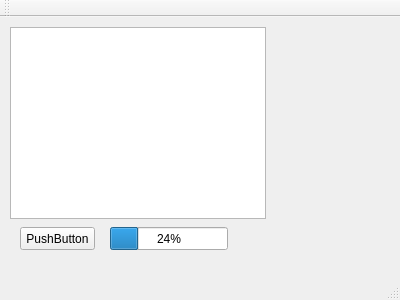
Before: the Qt Designer form mainwindow.ui in kolyvoshko/Web2SearchTextNext, drawn with Qt 5.
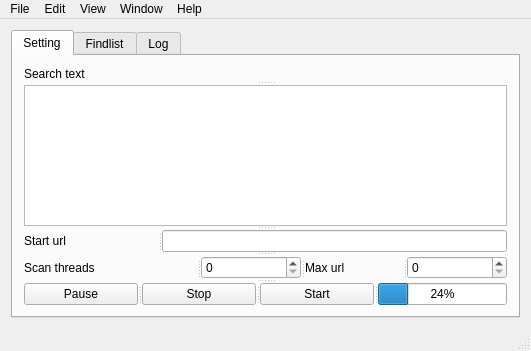
After: the same form once the commit is applied.

Commit message: Done create gui interface

Patch:
```diff
--- a/mainwindow.ui
+++ b/mainwindow.ui
@@ -6,70 +6,228 @@
    <rect>
     <x>0</x>
     <y>0</y>
-    <width>400</width>
-    <height>300</height>
+    <width>531</width>
+    <height>351</height>
    </rect>
   </property>
   <property name="windowTitle">
    <string>MainWindow</string>
   </property>
-  <widget class="QWidget" name="centralWidget">
-   <widget class="QPushButton" name="pushButton">
-    <property name="geometry">
-     <rect>
-      <x>20</x>
-      <y>210</y>
-      <width>75</width>
-      <height>23</height>
-     </rect>
-    </property>
-    <property name="text">
-     <string>PushButton</string>
-    </property>
-   </widget>
-   <widget class="QTextBrowser" name="textBrowser">
-    <property name="geometry">
-     <rect>
-      <x>10</x>
-      <y>10</y>
-      <width>256</width>
-      <height>192</height>
-     </rect>
-    </property>
-   </widget>
-   <widget class="QProgressBar" name="progressBar">
-    <property name="geometry">
-     <rect>
-      <x>110</x>
-      <y>210</y>
-      <width>118</width>
-      <height>23</height>
-     </rect>
-    </property>
-    <property name="value">
-     <number>24</number>
-    </property>
-   </widget>
+  <widget class="QWidget" name="centralwidget">
+   <layout class="QVBoxLayout" name="verticalLayout_4">
+    <item>
+     <widget class="QTabWidget" name="tabWidget">
+      <property name="currentIndex">
+       <number>0</number>
+      </property>
+      <widget class="QWidget" name="tab_list">
+       <attribute name="title">
+        <string>Setting</string>
+       </attribute>
+       <layout class="QVBoxLayout" name="verticalLayout">
+        <item>
+         <widget class="QSplitter" name="splitter_5">
+          <property name="orientation">
+           <enum>Qt::Vertical</enum>
+          </property>
+          <widget class="QSplitter" name="splitter_3">
+           <property name="orientation">
+            <enum>Qt::Vertical</enum>
+           </property>
+           <widget class="QLabel" name="label_search_text">
+            <property name="text">
+             <string>Search text</string>
+            </property>
+           </widget>
+           <widget class="QPlainTextEdit" name="plainTextEdit_search_text"/>
+          </widget>
+          <widget class="QSplitter" name="splitter_2">
+           <property name="orientation">
+            <enum>Qt::Horizontal</enum>
+           </property>
+           <widget class="QLabel" name="label_start_utl">
+            <property name="maximumSize">
+             <size>
+              <width>16777215</width>
+              <height>40</height>
+             </size>
+            </property>
+            <property name="text">
+             <string>Start url</string>
+            </property>
+           </widget>
+           <widget class="QLineEdit" name="lineEdit_url">
+            <property name="enabled">
+             <bool>true</bool>
+            </property>
+            <property name="maximumSize">
+             <size>
+              <width>16777215</width>
+              <height>40</height>
+             </size>
+            </property>
+           </widget>
+          </widget>
+          <widget class="QSplitter" name="splitter">
+           <property name="orientation">
+            <enum>Qt::Horizontal</enum>
+           </property>
+           <widget class="QLabel" name="label_scan_threads">
+            <property name="maximumSize">
+             <size>
+              <width>16777215</width>
+              <height>40</height>
+             </size>
+            </property>
+            <property name="text">
+             <string>Scan threads</string>
+            </property>
+           </widget>
+           <widget class="QSpinBox" name="spinBox_number_scan_theads">
+            <property name="maximumSize">
+             <size>
+              <width>16777215</width>
+              <height>40</height>
+             </size>
+            </property>
+           </widget>
+           <widget class="QLabel" name="label_max_url">
+            <property name="maximumSize">
+             <size>
+              <width>16777215</width>
+              <height>40</height>
+             </size>
+            </property>
+            <property name="text">
+             <string>Max url</string>
+            </property>
+           </widget>
+           <widget class="QSpinBox" name="spinBox_max_url">
+            <property name="maximumSize">
+             <size>
+              <width>16777215</width>
+              <height>40</height>
+             </size>
+            </property>
+           </widget>
+          </widget>
+          <widget class="QSplitter" name="splitter_4">
+           <property name="orientation">
+            <enum>Qt::Horizontal</enum>
+           </property>
+           <widget class="QPushButton" name="pushButton_pause">
+            <property name="maximumSize">
+             <size>
+              <width>16777215</width>
+              <height>40</height>
+             </size>
+            </property>
+            <property name="text">
+             <string>Pause</string>
+            </property>
+           </widget>
+           <widget class="QPushButton" name="pushButton_stop">
+            <property name="maximumSize">
+             <size>
+              <width>16777215</width>
+              <height>40</height>
+             </size>
+            </property>
+            <property name="text">
+             <string>Stop</string>
+            </property>
+           </widget>
+           <widget class="QPushButton" name="pushButton_start">
+            <property name="maximumSize">
+             <size>
+              <width>16777215</width>
+              <height>40</height>
+             </size>
+            </property>
+            <property name="text">
+             <string>Start</string>
+            </property>
+           </widget>
+           <widget class="QProgressBar" name="progressBar">
+            <property name="value">
+             <number>24</number>
+            </property>
+           </widget>
+          </widget>
+         </widget>
+        </item>
+       </layout>
+      </widget>
+      <widget class="QWidget" name="tab_find_coincidence">
+       <attribute name="title">
+        <string>Findlist</string>
+       </attribute>
+       <layout class="QHBoxLayout" name="horizontalLayout">
+        <item>
+         <widget class="QSplitter" name="splitter_7">
+          <property name="orientation">
+           <enum>Qt::Horizontal</enum>
+          </property>
+          <widget class="QTextBrowser" name="textBrowser_find"/>
+         </widget>
+        </item>
+       </layout>
+      </widget>
+      <widget class="QWidget" name="tab_log">
+       <attribute name="title">
+        <string>Log</string>
+       </attribute>
+       <layout class="QHBoxLayout" name="horizontalLayout_8">
+        <item>
+         <widget class="QTextBrowser" name="textBrowser_log"/>
+        </item>
+       </layout>
+      </widget>
+     </widget>
+    </item>
+   </layout>
   </widget>
   <widget class="QMenuBar" name="menuBar">
    <property name="geometry">
     <rect>
      <x>0</x>
      <y>0</y>
-     <width>400</width>
+     <width>531</width>
      <height>21</height>
     </rect>
    </property>
+   <widget class="QMenu" name="menuFile">
+    <property name="title">
+     <string>File</string>
+    </property>
+   </widget>
+   <widget class="QMenu" name="menuEdit">
+    <property name="title">
+     <string>Edit</string>
+    </property>
+   </widget>
+   <widget class="QMenu" name="menuView">
+    <property name="title">
+     <string>View</string>
+    </property>
+   </widget>
+   <widget class="QMenu" name="menuWindow">
+    <property name="title">
+     <string>Window</string>
+    </property>
+   </widget>
+   <widget class="QMenu" name="menuHelp">
+    <property name="title">
+     <string>Help</string>
+    </property>
+   </widget>
+   <addaction name="menuFile"/>
+   <addaction name="menuEdit"/>
+   <addaction name="menuView"/>
+   <addaction name="menuWindow"/>
+   <addaction name="menuHelp"/>
   </widget>
-  <widget class="QToolBar" name="mainToolBar">
-   <attribute name="toolBarArea">
-    <enum>TopToolBarArea</enum>
-   </attribute>
-   <attribute name="toolBarBreak">
-    <bool>false</bool>
-   </attribute>
-  </widget>
-  <widget class="QStatusBar" name="statusBar"/>
+  <widget class="QStatusBar" name="statusbar"/>
  </widget>
  <layoutdefault spacing="6" margin="11"/>
  <resources/>
```
Left out of the diff: 4 changed lines with no effect on the pictures. The commit also changes 7 other files.
